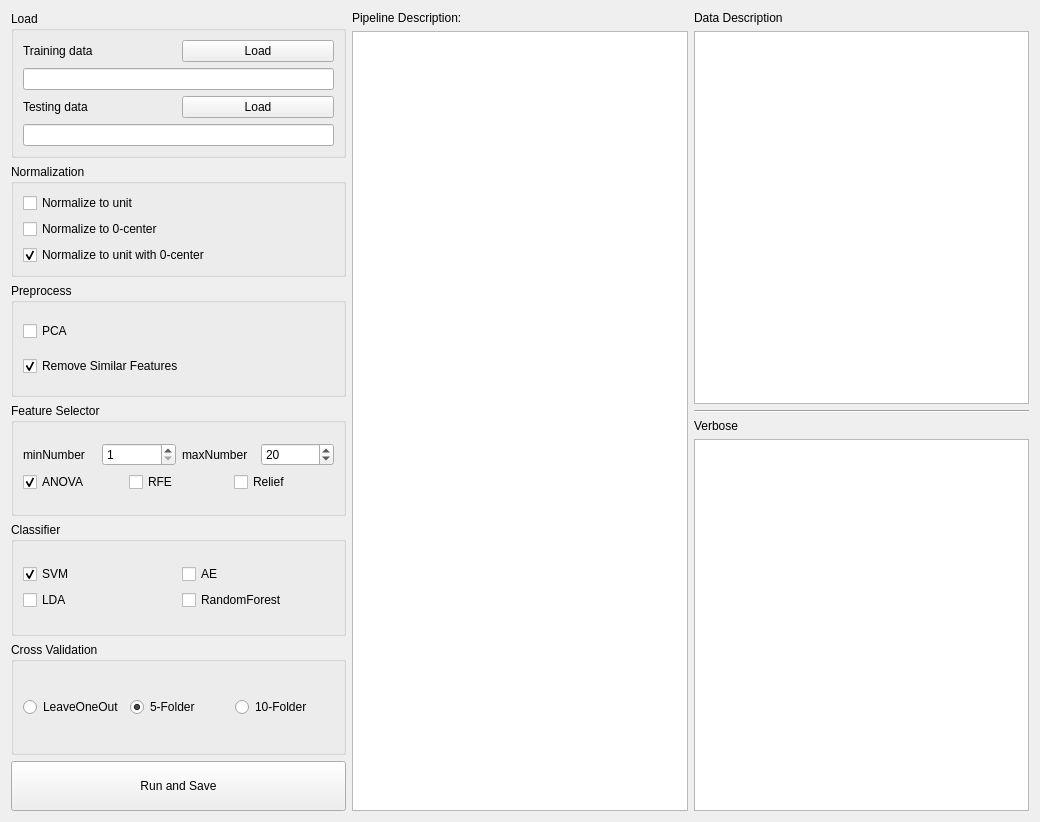
First picture: the form in GUI/Process.ui, repository salan668/FAE, before the edit.
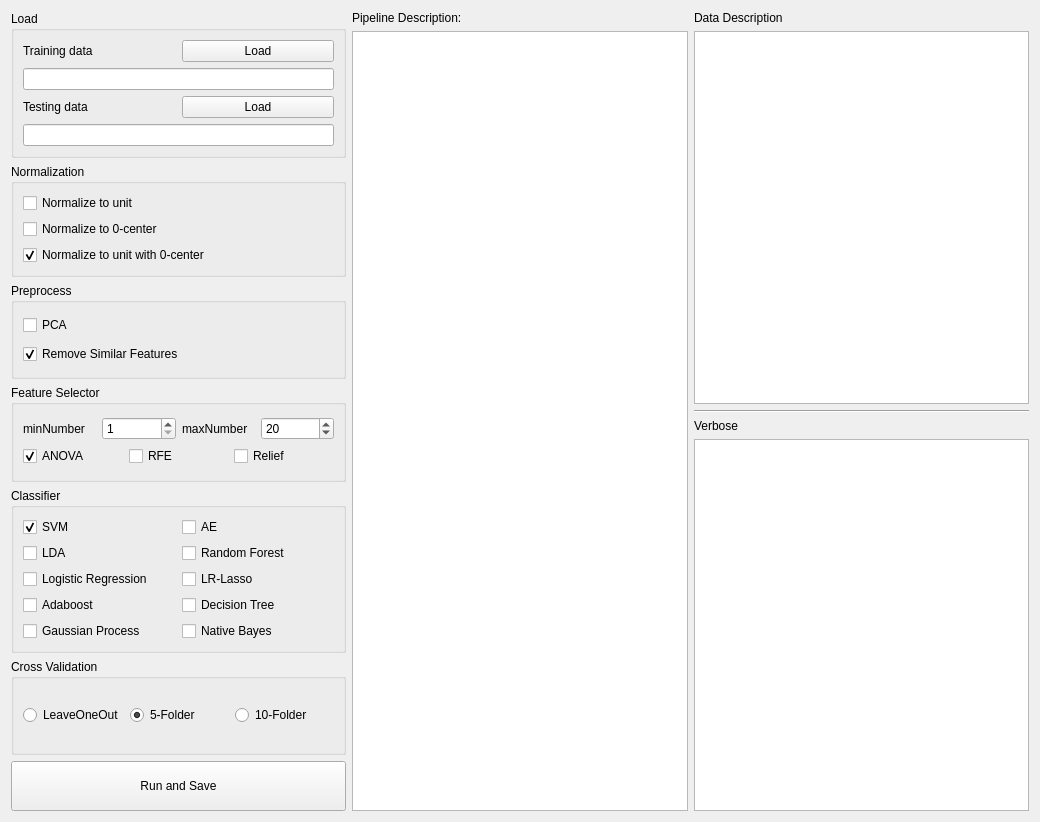
Second picture: the form after the edit.

Commit message: Add Logistic Rgression and Logistic Regression with Lasso in the Classifier Add 6 classifier on the processing UI Update he IndexDict Update the saved file of cv information

The edit to the form file:
```diff
--- a/GUI/Process.ui
+++ b/GUI/Process.ui
@@ -255,7 +255,49 @@
             <item row="2" column="1">
              <widget class="QCheckBox" name="checkRF">
               <property name="text">
-               <string>RandomForest</string>
+               <string>Random Forest</string>
+              </property>
+             </widget>
+            </item>
+            <item row="4" column="1">
+             <widget class="QCheckBox" name="checkDecisionTree">
+              <property name="text">
+               <string>Decision Tree</string>
+              </property>
+             </widget>
+            </item>
+            <item row="3" column="1">
+             <widget class="QCheckBox" name="checkLRLasso">
+              <property name="text">
+               <string>LR-Lasso</string>
+              </property>
+             </widget>
+            </item>
+            <item row="3" column="0">
+             <widget class="QCheckBox" name="checkLogisticRegression">
+              <property name="text">
+               <string>Logistic Regression</string>
+              </property>
+             </widget>
+            </item>
+            <item row="4" column="0">
+             <widget class="QCheckBox" name="checkAdaboost">
+              <property name="text">
+               <string>Adaboost</string>
+              </property>
+             </widget>
+            </item>
+            <item row="5" column="0">
+             <widget class="QCheckBox" name="checkGaussianProcess">
+              <property name="text">
+               <string>Gaussian Process</string>
+              </property>
+             </widget>
+            </item>
+            <item row="5" column="1">
+             <widget class="QCheckBox" name="checkNativeBayes">
+              <property name="text">
+               <string>Native Bayes</string>
               </property>
              </widget>
             </item>
```
Left out of the diff: 14 changed lines with no effect on the pictures. The commit also changes 7 other files.
